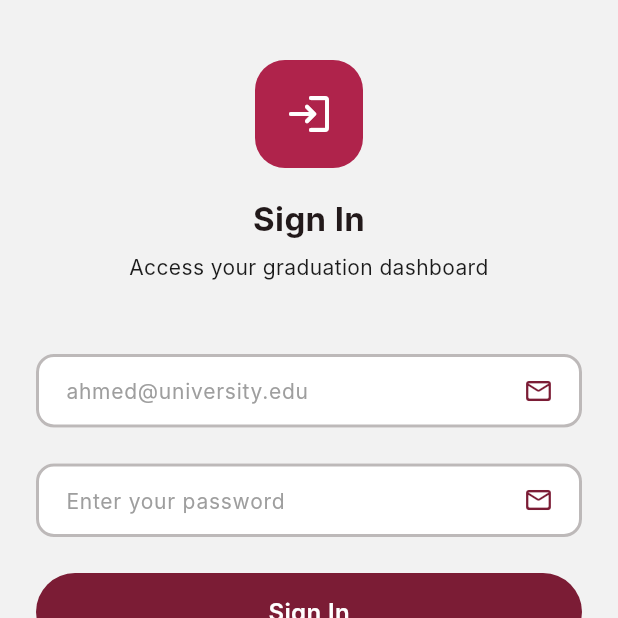
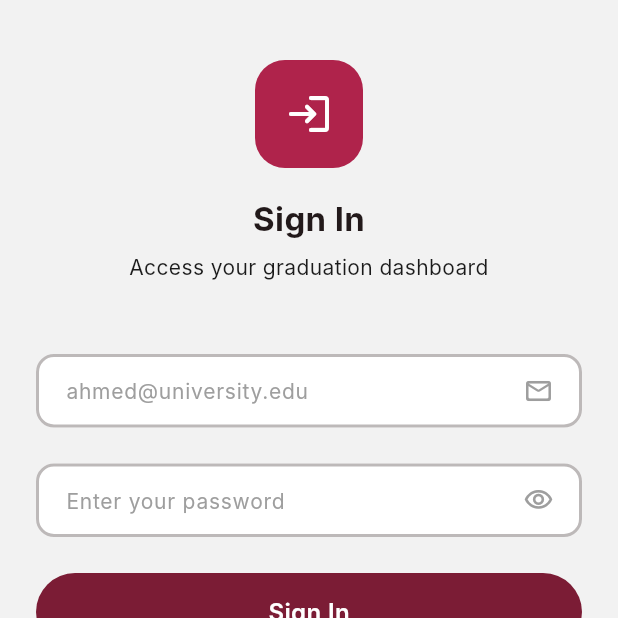
Before and after one commit to mdtusher2018/doha_graduation_project, a Flutter app: the StaffSignInScreen screen opened directly, on a phone screen of 412 x 824 dp, the top half of it. Run offline on Flutter 3.47's test engine with Material 3 defaults, Android fonts, the light colour scheme and no system bars; our stand-ins replace another_flushbar, dio, firebase_core, firebase_messaging, flutter_local_notifications, flutter_riverpod and 5 more; missing offline and left inert: mobile_scanner; accounts and stored records are empty; generated files the repository leaves out were written again; Roboto replaces fonts that are missing (Inter).

Commit message:
intregration compleated

```diff
--- a/lib/scr/views/screens/auth/create_account_screen.dart
+++ b/lib/scr/views/screens/auth/create_account_screen.dart
@@ -1,5 +1,7 @@
 import 'dart:developer';
 import 'dart:io';
+import 'package:doha_graduation_project/core/di/core_providers.dart';
+import 'package:doha_graduation_project/core/services/storage/storage_key.dart';
 import 'package:doha_graduation_project/core/utils/extensions/context_ext.dart';
 import 'package:doha_graduation_project/core/utils/validators.dart';
 import 'package:doha_graduation_project/scr/controllers/auth_notifier.dart';
@@ -79,8 +81,10 @@ class _CreateAccountScreenState extends ConsumerState<CreateAccountScreen> {
     );
 
     if (response != null && mounted) {
+      ref
+          .read(localStorageProvider)
+          .write(StorageKey.accessToken, response.data.otpToken);
       context.navigateTo(VerifyEmailScreen(email: _emailCtrl.text.trim()));
-
     }
   }
 
--- a/lib/scr/views/screens/auth/staff_sign_in.dart
+++ b/lib/scr/views/screens/auth/staff_sign_in.dart
@@ -98,7 +98,7 @@ class _SignInScreenState extends ConsumerState<StaffSignInScreen> {
                     textInputAction: TextInputAction.done,
                     suffixIcon: const Icon(
                       Icons.mail_outline_rounded,
-                      color: AppColors.primary,
+                      color: AppColors.grey500,
                       size: 20,
                     ),
                     validator: Validators.email,
@@ -108,14 +108,11 @@ class _SignInScreenState extends ConsumerState<StaffSignInScreen> {
                   24.verticalSpace,
                   AppTextField(
                     controller: _passCtrl,
+                    showPasswordToggle: true,
                     hint: 'Enter your password',
                     keyboardType: TextInputType.visiblePassword,
                     textInputAction: TextInputAction.done,
-                    suffixIcon: const Icon(
-                      Icons.mail_outline_rounded,
-                      color: AppColors.primary,
-                      size: 20,
-                    ),
+
                     validator: Validators.password,
                     onSubmitted: (_) => _onSignIn(),
                   ),
```
Also changed, not shown: lib/scr/views/screens/dashboard/dashboard_screen.dart (+13 -1 lines).
